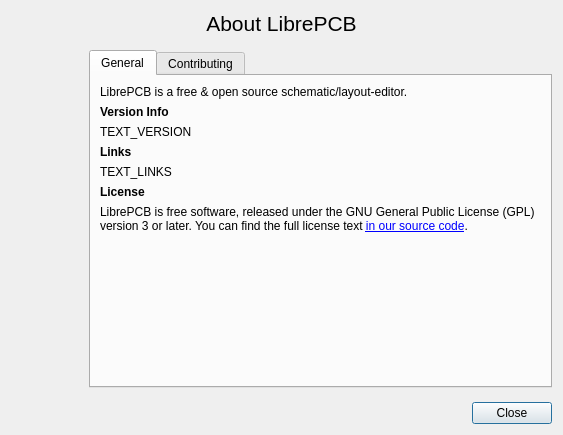
Old version of the form libs/librepcb/common/dialogs/aboutdialog.ui in the repository Ainsley-Harriott/LibrePCB.
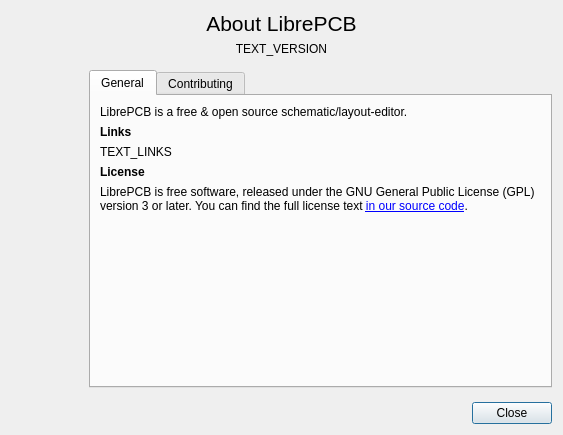
New version of the form. Icons and pictures are not drawn.

Commit message:
AboutDialog: Move version info to the top
It's now right below the title.

What changed in the file:
```diff
--- a/libs/librepcb/common/dialogs/aboutdialog.ui
+++ b/libs/librepcb/common/dialogs/aboutdialog.ui
@@ -40,6 +40,16 @@
      </property>
     </widget>
    </item>
+   <item>
+    <widget class="QLabel" name="textVersion">
+     <property name="text">
+      <string notr="true">TEXT_VERSION</string>
+     </property>
+     <property name="alignment">
+      <set>Qt::AlignCenter</set>
+     </property>
+    </widget>
+   </item>
    <item>
     <layout class="QHBoxLayout" name="horizontalLayout">
      <property name="sizeConstraint">
@@ -107,26 +117,6 @@
              </property>
             </widget>
            </item>
-           <item>
-            <widget class="QLabel" name="headerVersion">
-             <property name="font">
-              <font>
-               <weight>75</weight>
-               <bold>true</bold>
-              </font>
-             </property>
-             <property name="text">
-              <string>Version Info</string>
-             </property>
-            </widget>
-           </item>
-           <item>
-            <widget class="QLabel" name="textVersion">
-             <property name="text">
-              <string notr="true">TEXT_VERSION</string>
-             </property>
-            </widget>
-           </item>
            <item>
             <widget class="QLabel" name="headerLinks">
              <property name="font">
```
The commit also changes 1 other file.
